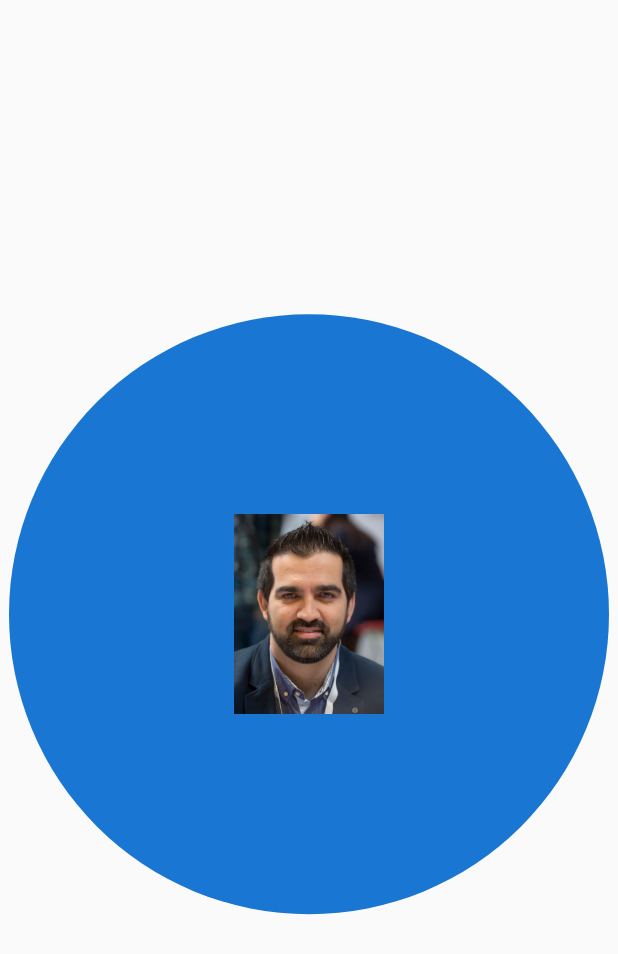
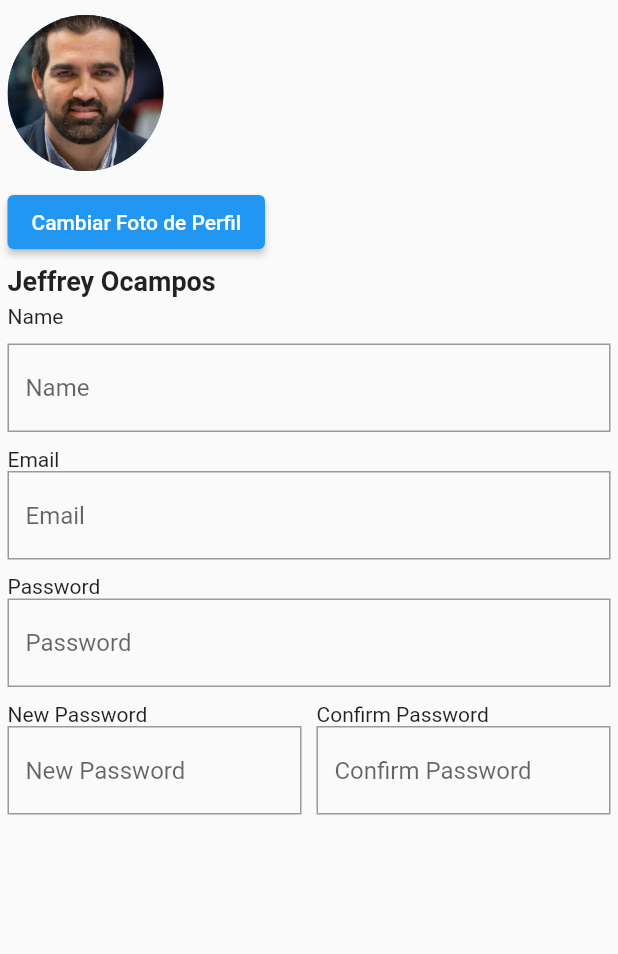
Before and after one commit to HireSync/HireSync-Flutter, a Flutter app: the Profile screen opened directly, on a phone screen of 412 x 824 dp. Shown: the top 954 px of the screen. Run offline on Flutter 3.47's test engine with Material 2 defaults, Android fonts, the phone set to English and light mode, and no system bars.

Commit message:
feature-add-profile-screen

```diff
--- a/lib/screens/profile.dart
+++ b/lib/screens/profile.dart
@@ -1,28 +1,123 @@
 import 'package:flutter/material.dart';
 
 class Profile extends StatefulWidget {
-  const Profile({super.key});
+  const Profile({Key? key}) : super(key: key);
 
   @override
   State<Profile> createState() => _ProfileState();
 }
 
 class _ProfileState extends State<Profile> {
+  TextEditingController _nameController = TextEditingController();
+  TextEditingController _emailController = TextEditingController();
+  TextEditingController _passwordController = TextEditingController();
+  TextEditingController _newpasswordController = TextEditingController();
+  TextEditingController _confirmpasswordController = TextEditingController();
+  bool isVisible = false;
+
   @override
   Widget build(BuildContext context) {
     return Scaffold(
-      body: Center(
+      body: Padding(
+        padding: const EdgeInsets.all(5.0),
         child: Column(
-          mainAxisAlignment: MainAxisAlignment.center,
+          crossAxisAlignment: CrossAxisAlignment.start,
           children: [
+            const SizedBox(height: 5),
             CircleAvatar(
-              radius: 200,
-              child: Image.asset(
-                "lib/assets/perfil.jpg",
-                width: 100,
+              radius: 52,
+              backgroundImage: AssetImage("lib/assets/perfil.jpg")
+            ),
+            const SizedBox(height: 10),
+            ElevatedButton(
+              onPressed: () {
+                // Acción cuando se presiona el botón
+              },
+              child: Text('Cambiar Foto de Perfil'),
+            ),
+            const SizedBox(height: 5),
+            Text(
+              'Jeffrey Ocampos',
+              style: TextStyle(
+                fontSize: 18,
+                fontWeight: FontWeight.bold
+              )
+            ),
+            const SizedBox(height: 5),
+            Text('Name'),
+            const SizedBox(height: 10),
+            TextField(
+              controller: _nameController,
+              decoration : InputDecoration(
+                hintText: 'Name',
+                border: OutlineInputBorder(
+                  borderRadius: BorderRadius.zero,
+                ),
               ),
             ),
-            const SizedBox(height: 5),
+            const SizedBox(height: 10),
+            Text('Email'),
+            TextField(
+              controller: _emailController,
+              decoration : InputDecoration(
+                hintText: 'Email',
+                border: OutlineInputBorder(
+                  borderRadius: BorderRadius.zero,
+                ),
+              ),
+            ),
+            const SizedBox(height: 10),
+            Text('Password'),
+            TextField(
+              controller: _passwordController,
+              decoration : InputDecoration(
+                hintText: 'Password',
+                border: OutlineInputBorder(
+                  borderRadius: BorderRadius.zero,
+                ),
+              ),
+            ),
+            const SizedBox(height: 10),
+            Row(
+              children: [
+                Expanded(
+                  child: Column(
+                    crossAxisAlignment: CrossAxisAlignment.start,
+                    children: [
+                      Text('New Password'),
+                      TextField(
+                        controller: _newpasswordController,
+                        decoration: InputDecoration(
+                          hintText: 'New Password',
+                          border: OutlineInputBorder(
+                            borderRadius: BorderRadius.zero,
+                          ),
+                        ),
+                      ),
+                    ],
+                  ),
+                ),
+                SizedBox(width: 10),
+                Expanded(
+                  child: Column(
+                    crossAxisAlignment: CrossAxisAlignment.start,
+                    children: [
+                      Text('Confirm Password'),
+                      TextField(
+                        controller: _confirmpasswordController,
+                        obscureText: !isVisible,
+                        decoration: InputDecoration(
+                          hintText: 'Confirm Password',
+                          border: OutlineInputBorder(
+                            borderRadius: BorderRadius.zero,
+                          ),
+                        ),
+                      ),
+                    ],
+                  ),
+                ),
+              ],
+            ),
           ],
         ),
       ),
```
